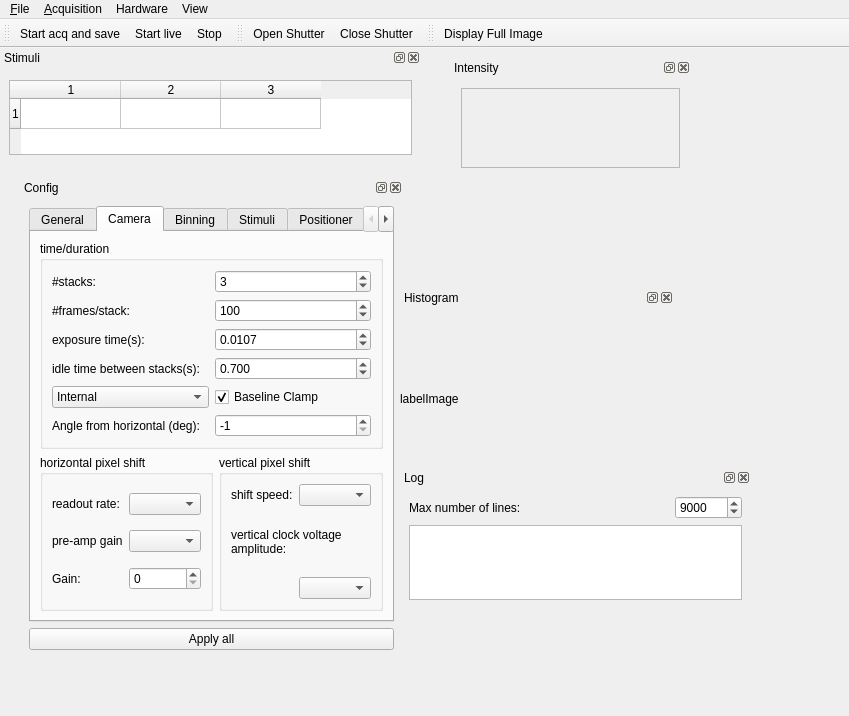
First picture: the form in imagine.ui, repository HolyLab/Imagine, before the edit.
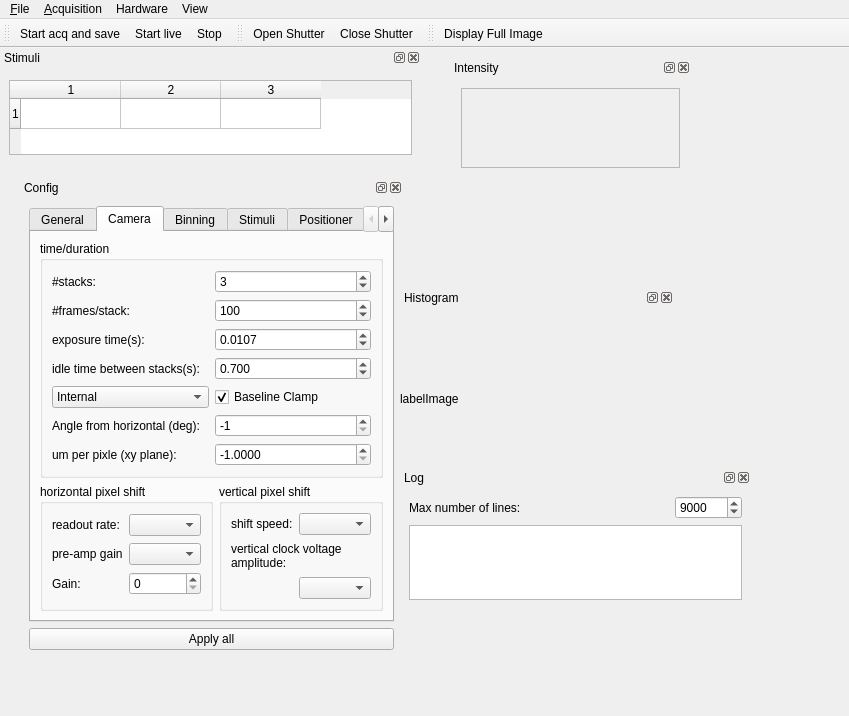
Second picture: the form after the edit. Icons and pictures are not drawn. Custom widgets are drawn as their Qt base class.

The edit to the form file:
```diff
--- a/imagine.ui
+++ b/imagine.ui
@@ -404,6 +404,29 @@
                </property>
               </widget>
              </item>
+             <item row="6" column="0">
+              <widget class="QLabel" name="label_33">
+               <property name="text">
+                <string>um per pixle (xy plane):</string>
+               </property>
+              </widget>
+             </item>
+             <item row="6" column="1">
+              <widget class="QDoubleSpinBox" name="doubleSpinBoxUmPerPxlXy">
+               <property name="toolTip">
+                <string>-1 means n/a</string>
+               </property>
+               <property name="decimals">
+                <number>4</number>
+               </property>
+               <property name="minimum">
+                <double>-1.000000000000000</double>
+               </property>
+               <property name="value">
+                <double>-1.000000000000000</double>
+               </property>
+              </widget>
+             </item>
             </layout>
            </widget>
           </item>
```
Left out of the diff: 14 changed lines with no effect on the pictures.
